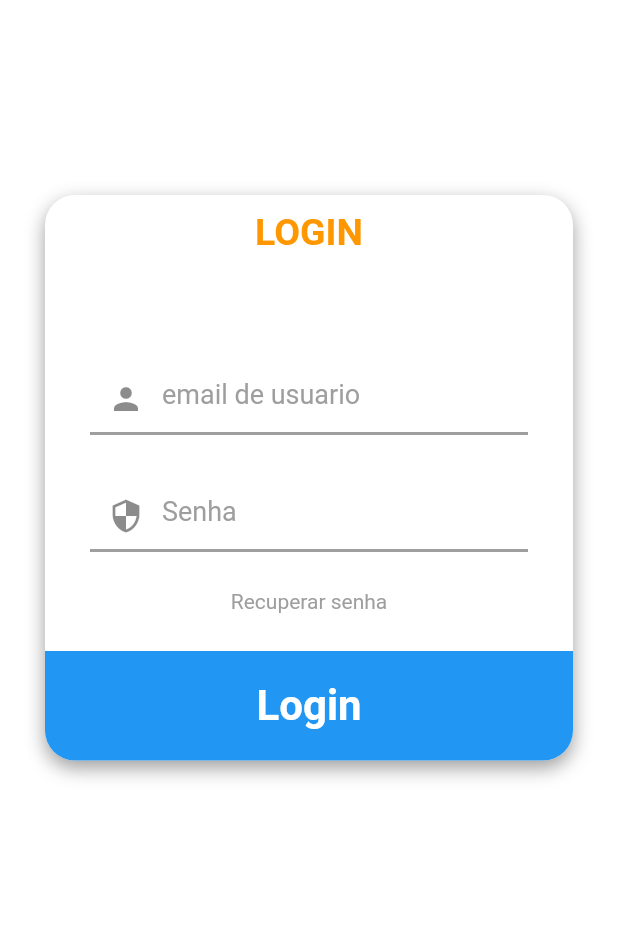
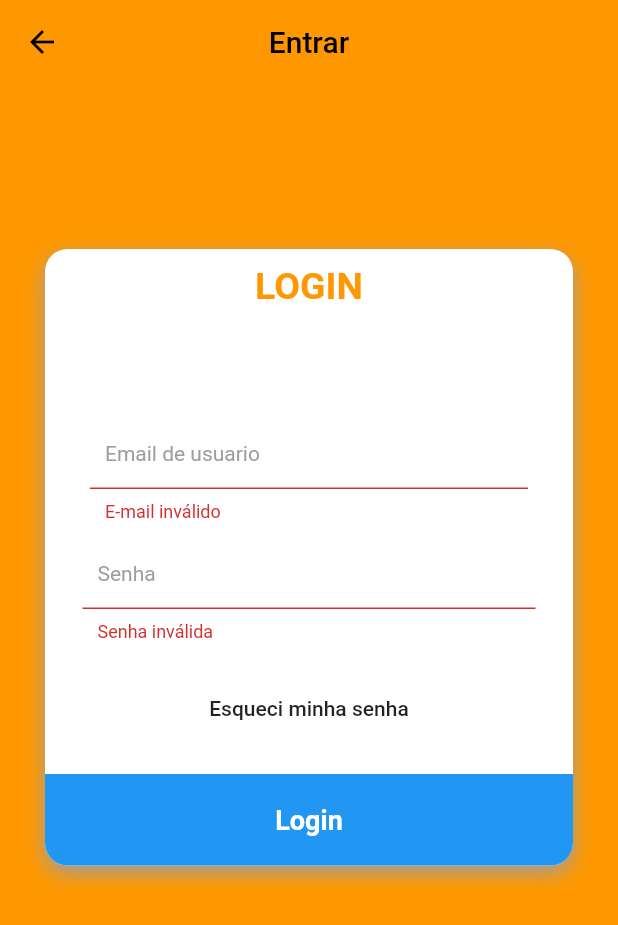
Before and after one commit to risick/sptam, a Flutter app: the Login screen opened directly, after a tap on "Login", on a phone screen of 412 x 824 dp. Shown: the top 925 px of the screen. Run offline on Flutter 3.47's test engine with Material 2 defaults, Android fonts, the phone set to English and light mode, and no system bars; our stand-ins replace firebase_auth, qr_flutter; missing offline and left inert: barcode_scan; accounts and stored records are empty.

Commit message:
start project

```diff
--- /dev/null
+++ b/lib/helper/validators.dart
@@ -0,0 +1,5 @@
+bool emailValid(String email){
+  final RegExp regex = RegExp(
+      r"^(([^<>()[\]\\.,;:\s@\']+(\.[^<>()[\]\\.,;:\s@\']+)*)|(\'.+\'))@((\[[0-9]{1,3}\.[0-9]{1,3}\.[0-9]{1,3}\.[0-9]{1,3}\])|(([a-zA-Z\-0-9]+\.)+[a-zA-Z]{2,}))$");
+  return regex.hasMatch(email);
+}
--- a/lib/models/usuario.dart
+++ b/lib/models/usuario.dart
@@ -1,5 +1,9 @@
 
 class Usuario {
+
+  String email;
+  String password;
+  Usuario({required this.email, required this.password});
 
 
 
--- a/lib/screens/login/login.dart
+++ b/lib/screens/login/login.dart
@@ -1,18 +1,32 @@
 import 'package:flutter/material.dart';
-
+import 'package:untitled/helper/validators.dart';
+import 'package:untitled/models/usuario.dart';
+import 'package:untitled/models/UserManager.dart';
 class Login extends StatelessWidget{
   @override
+
+  final TextEditingController emailController = TextEditingController();
+  final TextEditingController passController = TextEditingController();
+
+  final GlobalKey<FormState> formKey = GlobalKey<FormState>();
+
   Widget build(BuildContext context) {
     return  Scaffold(
-      backgroundColor: Colors.white,
-      body: ListView(
+      appBar: AppBar(
+        title: const Text('Entrar'),
+        centerTitle: true,
+      ),
+      backgroundColor: Colors.orange,
+      body:    Form(
+      key: formKey,
+        child: ListView(
           children: [
-          SizedBox(height: 100,),
+            SizedBox(height: 80,),
             Padding(padding: EdgeInsets.all(30),
               child: Container(
                 decoration: BoxDecoration(
                     color:  Colors.white,
-                  borderRadius: BorderRadius.circular(20),
+                    borderRadius: BorderRadius.circular(15),
                     boxShadow:[ BoxShadow(
                         color: Colors.grey,
                         blurRadius: 10,
@@ -39,60 +53,89 @@ class Login extends StatelessWidget{
                     ),
                     SizedBox(height: 30,),
                     Padding(padding: EdgeInsets.symmetric(vertical: 0, horizontal: 30),
-                    child: TextField(
+                      child:  TextFormField(
+                        controller: emailController,
                         autofocus: false,
                         decoration: InputDecoration(
-                          hintText: 'email de usuario',
-                          prefixIcon: Icon(Icons.person),
+                            hintText: 'Email de usuario',
+                            // prefixIcon: Icon(Icons.person),
                             contentPadding: EdgeInsets.all(10),
                             hintStyle: TextStyle(
                               color:  Colors.grey,
-                            fontSize: 18,
+                              fontSize: 14,
                             ),
                             enabledBorder: UnderlineInputBorder(
                                 borderSide: BorderSide(
                                     color: Colors.grey,
                                     width: 2
                                 )
-                          )
+                            ),
+
+                        ),
+                       // validator:
+                        validator: (email){
+                          if(!emailValid(email!))
+                            return 'E-mail inválido';
+                          return null;
+                        },
                       ),
                     ),
-                  ),
-                  SizedBox(height: 30,),
-                  Padding(padding: EdgeInsets.symmetric(vertical: 0, horizontal: 30),
-                    child: TextField(
+                    SizedBox(height: 10,),
+                    Padding(padding: EdgeInsets.symmetric(vertical: 0, horizontal: 25),
+                      child:  TextFormField(
+                        controller: passController,
                         autofocus: false,
                         obscureText: true,
                         decoration: InputDecoration(
                             hintText: 'Senha',
-                          prefixIcon: Icon(Icons.security),
+                          //  prefixIcon: Icon(Icons.security),
                             contentPadding: EdgeInsets.all(10),
                             hintStyle: TextStyle(
                               color:  Colors.grey,
-                            fontSize: 18,
+                              fontSize: 14,
                             ),
                             enabledBorder: UnderlineInputBorder(
                                 borderSide: BorderSide(
                                     color: Colors.grey,
                                     width: 2
                                 )
-                          )
                             ),
+
+                        ),
+                        validator: (pass){
+                          if(pass!.isEmpty || pass.length < 6)
+                            return 'Senha inválida';
+                          return null;
+                        },
                       ),
                     ),
                     SizedBox(height: 20,),
-                  Container(
-
-                    padding: EdgeInsets.all(5),
-                    child: Text('Recuperar senha', style: TextStyle(
-                      fontSize: 14,
-                      color: Colors.grey,
-                    ),),
+                    Align(
+                      alignment: Alignment.center,
+                      child: FlatButton(
+                        onPressed: (){
+                          print("Senha");
+                        },
+                        padding: EdgeInsets.zero,
+                        child: const Text(
+                            'Esqueci minha senha'
+                        ),
+                      ),
                     ),
                     SizedBox(height: 20,),
 
                     InkWell(
                       onTap: (){
+                          if(formKey.currentState!.validate()){
+                            print(emailController.text);
+                            print(passController.text);
+                            context.<UserManager>().signIn(
+                                Usuario(
+                                    email: emailController.text,
+                                    password: passController.text
+                                )
+                            );
+                        }
                       },
                       child: Container(
                         child: Row(
@@ -100,7 +143,7 @@ class Login extends StatelessWidget{
                           children: [
                             Padding(padding: EdgeInsets.all(20),
                               child: Text('Login', style: TextStyle(
-                              fontSize: 28,
+                                fontSize: 18,
                                 fontWeight: FontWeight.bold,
                                 color: Colors.white,
                               ),),
@@ -110,8 +153,8 @@ class Login extends StatelessWidget{
                         decoration: BoxDecoration(
                             color: Colors.blue,
                             borderRadius: BorderRadius.only(
-                            bottomLeft: Radius.circular(20),
-                            bottomRight: Radius.circular(20),
+                              bottomLeft: Radius.circular(15),
+                              bottomRight: Radius.circular(15),
                             )
                         ),
                       ),
@@ -123,6 +166,7 @@ class Login extends StatelessWidget{
 
           ],
         ),
+      ),
     );
   }
 }
--- a/pubspec.yaml
+++ b/pubspec.yaml
@@ -34,6 +34,7 @@ dependencies:
   barcode_scan: ^3.0.1
   url_launcher: ^5.7.2
   provider: ^5.0.0
+  firebase_auth: any
 
 dev_dependencies:
   flutter_test:
```
Also changed, not shown: lib/compon/custom_drawer/custom_drawer.dart (deleted, +0 -32 lines), lib/componentes/custom_drawer/custom_drawer.dart (added, +24 -0 lines), lib/componentes/custom_drawer/drawer_tile.dart (renamed from lib/compon/custom_drawer/drawer_tile.dart, +11 -5 lines), lib/main.dart (+21 -64 lines), lib/models/page_manager.dart (added, +16 -0 lines), lib/models/user_manager.dart (added, +20 -0 lines), lib/screens/principal/base_screen.dart (added, +48 -0 lines), pubspec.lock, 3 other files. Lines whose indentation alone changed are shown as unchanged.
